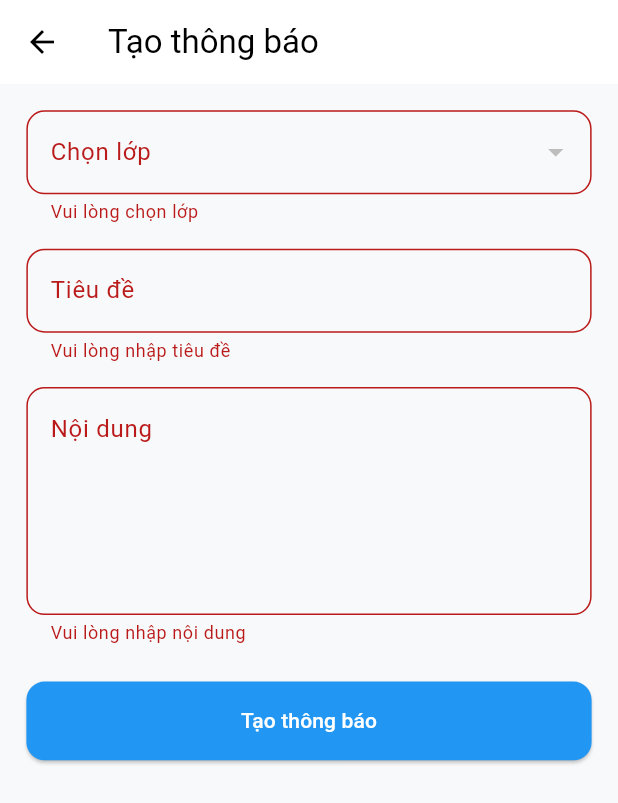
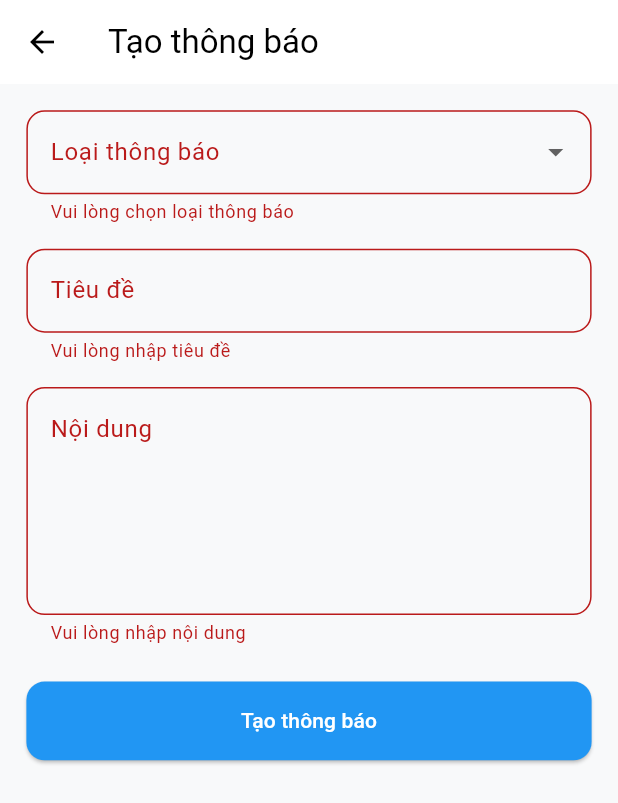
Before and after one commit to nhattVim/QnuQuiz, a Flutter app: the CreateNotificationScreen screen opened directly, after a tap on "Tạo thông báo", on a phone screen of 412 x 824 dp. Shown: the top 803 px of the screen. Run offline on Flutter 3.47's test engine with Material 3 defaults, Android fonts, the phone set to English and light mode, and no system bars; our stand-ins replace device_preview, dio, file_picker, fl_chart, flutter_boxicons, flutter_riverpod and 6 more; accounts and stored records are empty; network calls fail; project files that could hold a hidden picture were left out.

Commit message:
fix lỗi giờ, thêm chức năng thông báo

```diff
--- a/frontend/lib/screens/notification/create_notification_screen.dart
+++ b/frontend/lib/screens/notification/create_notification_screen.dart
@@ -2,8 +2,8 @@ import 'package:flutter/material.dart';
 import 'package:flutter_riverpod/flutter_riverpod.dart';
 import 'package:flutter_screenutil/flutter_screenutil.dart';
 import 'package:frontend/models/class_model.dart';
+import 'package:frontend/models/department_model.dart';
 import 'package:frontend/providers/service_providers.dart';
-import 'package:frontend/services/class_service.dart';
 
 class CreateNotificationScreen extends ConsumerStatefulWidget {
   const CreateNotificationScreen({super.key});
@@ -16,26 +16,31 @@ class _CreateNotificationScreenState extends ConsumerState<CreateNotificationScr
   final _formKey = GlobalKey<FormState>();
   final _titleController = TextEditingController();
   final _contentController = TextEditingController();
+  String? _selectedTarget; // ALL, DEPARTMENT, CLASS
   int? _selectedClassId;
+  int? _selectedDepartmentId;
   List<ClassModel> _classes = [];
+  List<DepartmentModel> _departments = [];
   bool _isLoading = false;
 
   @override
   void initState() {
     super.initState();
-    _loadClasses();
+    _loadData();
   }
 
-  Future<void> _loadClasses() async {
+  Future<void> _loadData() async {
     try {
       final classes = await ref.read(classServiceProvider).getAllClasses();
+      final departments = await ref.read(departmentServiceProvider).getAllDepartments();
       setState(() {
         _classes = classes;
+        _departments = departments;
       });
     } catch (e) {
       if (mounted) {
         ScaffoldMessenger.of(context).showSnackBar(
-          SnackBar(content: Text('Lỗi tải danh sách lớp: ${e.toString()}')),
+          SnackBar(content: Text('Lỗi tải dữ liệu: ${e.toString()}')),
         );
       }
     }
@@ -46,9 +51,24 @@ class _CreateNotificationScreenState extends ConsumerState<CreateNotificationScr
       return;
     }
 
-    if (_selectedClassId == null) {
+    if (_selectedTarget == null) {
+      ScaffoldMessenger.of(context).showSnackBar(
+        const SnackBar(content: Text('Vui lòng chọn loại thông báo')),
+      );
+      return;
+    }
+
+    // Validate theo loại thông báo
+    if (_selectedTarget == 'CLASS' && _selectedClassId == null) {
       ScaffoldMessenger.of(context).showSnackBar(
         const SnackBar(content: Text('Vui lòng chọn lớp')),
+      );
+      return;
+    }
+
+    if (_selectedTarget == 'DEPARTMENT' && _selectedDepartmentId == null) {
+      ScaffoldMessenger.of(context).showSnackBar(
+        const SnackBar(content: Text('Vui lòng chọn khoa')),
       );
       return;
     }
@@ -58,10 +78,12 @@ class _CreateNotificationScreenState extends ConsumerState<CreateNotificationScr
     });
 
     try {
-      await ref.read(announcementServiceProvider).createAnnouncementForClass(
+      await ref.read(announcementServiceProvider).createAnnouncement(
             title: _titleController.text.trim(),
             content: _contentController.text.trim(),
-            classId: _selectedClassId!,
+            target: _selectedTarget!,
+            classId: _selectedTarget == 'CLASS' ? _selectedClassId : null,
+            departmentId: _selectedTarget == 'DEPARTMENT' ? _selectedDepartmentId : null,
           );
 
       if (mounted) {
@@ -103,7 +125,79 @@ class _CreateNotificationScreenState extends ConsumerState<CreateNotificationScr
         child: ListView(
           padding: EdgeInsets.all(16.w),
           children: [
-            // Class selection
+            // Target type selection
+            DropdownButtonFormField<String>(
+              value: _selectedTarget,
+              decoration: InputDecoration(
+                labelText: 'Loại thông báo',
+                border: OutlineInputBorder(
+                  borderRadius: BorderRadius.circular(12.r),
+                ),
+              ),
+              items: const [
+                DropdownMenuItem<String>(
+                  value: 'ALL',
+                  child: Text('Toàn trường'),
+                ),
+                DropdownMenuItem<String>(
+                  value: 'DEPARTMENT',
+                  child: Text('Khoa'),
+                ),
+                DropdownMenuItem<String>(
+                  value: 'CLASS',
+                  child: Text('Lớp'),
+                ),
+              ],
+              onChanged: (value) {
+                setState(() {
+                  _selectedTarget = value;
+                  _selectedClassId = null;
+                  _selectedDepartmentId = null;
+                });
+              },
+              validator: (value) {
+                if (value == null) {
+                  return 'Vui lòng chọn loại thông báo';
+                }
+                return null;
+              },
+            ),
+
+            SizedBox(height: 16.h),
+
+            // Department selection (only for DEPARTMENT target)
+            if (_selectedTarget == 'DEPARTMENT')
+              DropdownButtonFormField<int>(
+                value: _selectedDepartmentId,
+                decoration: InputDecoration(
+                  labelText: 'Chọn khoa',
+                  border: OutlineInputBorder(
+                    borderRadius: BorderRadius.circular(12.r),
+                  ),
+                ),
+                items: _departments.map((dept) {
+                  return DropdownMenuItem<int>(
+                    value: dept.id,
+                    child: Text(dept.name),
+                  );
+                }).toList(),
+                onChanged: (value) {
+                  setState(() {
+                    _selectedDepartmentId = value;
+                  });
+                },
+                validator: (value) {
+                  if (_selectedTarget == 'DEPARTMENT' && value == null) {
+                    return 'Vui lòng chọn khoa';
+                  }
+                  return null;
+                },
+              ),
+
+            if (_selectedTarget == 'DEPARTMENT') SizedBox(height: 16.h),
+
+            // Class selection (only for CLASS target)
+            if (_selectedTarget == 'CLASS')
               DropdownButtonFormField<int>(
                 value: _selectedClassId,
                 decoration: InputDecoration(
@@ -124,14 +218,14 @@ class _CreateNotificationScreenState extends ConsumerState<CreateNotificationScr
                   });
                 },
                 validator: (value) {
-                if (value == null) {
+                  if (_selectedTarget == 'CLASS' && value == null) {
                     return 'Vui lòng chọn lớp';
                   }
                   return null;
                 },
               ),
 
-            SizedBox(height: 16.h),
+            if (_selectedTarget == 'CLASS') SizedBox(height: 16.h),
 
             // Title
             TextFormField(
```
Also changed, not shown: frontend/lib/pages/notification_page.dart (+25 -10 lines), frontend/lib/screens/notification/notification_detail_screen.dart (added, +134 -0 lines), frontend/lib/services/announcement_service.dart (+18 -8 lines), 5 other files. Lines whose indentation alone changed are shown as unchanged.
